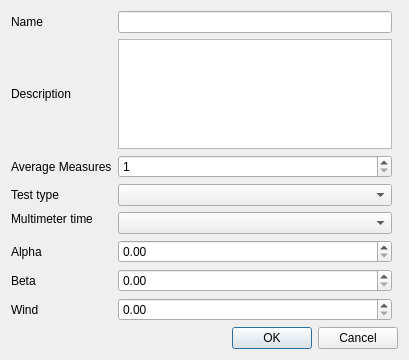
Old version of the form zeropreferences.ui in the repository froque/AeroIST.
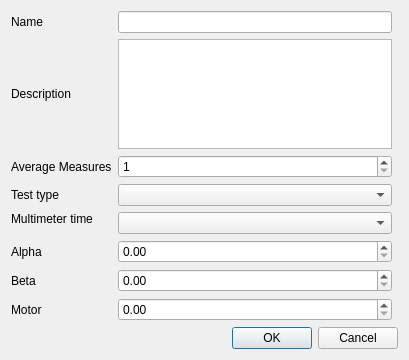
New version of the form.

Commit message: renamed all wind to motor.

What changed in the file:
```diff
--- a/zeropreferences.ui
+++ b/zeropreferences.ui
@@ -109,7 +109,7 @@
    <item row="8" column="0">
     <widget class="QLabel" name="labelWind">
      <property name="text">
-      <string>Wind</string>
+      <string>Motor</string>
      </property>
     </widget>
    </item>
```
Left out of the diff: 6 changed lines with no effect on the pictures. The commit also changes 23 other files.
